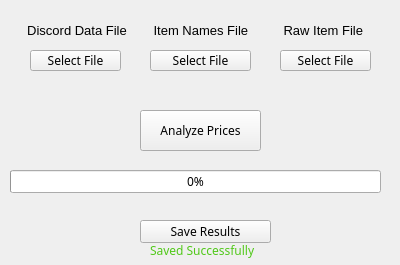
Above: UI/dialogue.ui from ryqui/GrowTrends before the change. Below: the same form after it.
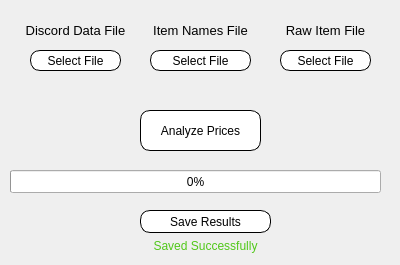
That is the form after the change.

Commit message: styling update + cleaned up text format

```diff
--- a/UI/dialogue.ui
+++ b/UI/dialogue.ui
@@ -21,7 +21,16 @@
    <string>GrowTrends</string>
   </property>
   <property name="styleSheet">
-   <string notr="true"/>
+   <string notr="true">QPushButton {
+	background-color: rgb(255,255,255);
+	border-width: 1px;
+	border-color: black;
+	border-style: solid;
+	border-radius: 10px;
+}
+QPushButton:hover {
+	background-color: rgb(200,200,200);
+}</string>
   </property>
   <widget class="QWidget" name="centralwidget">
    <property name="styleSheet">
@@ -61,36 +70,18 @@
      </font>
     </property>
     <property name="text">
-     <string>  Discord Data File</string>
+     <string>Discord Data File</string>
     </property>
-   </widget>
-   <widget class="QLabel" name="discordDataFileName">
-    <property name="geometry">
-     <rect>
-      <x>30</x>
-      <y>80</y>
-      <width>101</width>
-      <height>20</height>
-     </rect>
-    </property>
-    <property name="font">
-     <font>
-      <family>MS Shell Dlg 2</family>
-      <pointsize>10</pointsize>
-      <weight>50</weight>
-      <bold>false</bold>
-     </font>
-    </property>
-    <property name="text">
-     <string/>
+    <property name="alignment">
+     <set>Qt::AlignCenter</set>
     </property>
    </widget>
    <widget class="QLabel" name="itemNamesFileName">
     <property name="geometry">
      <rect>
-      <x>150</x>
+      <x>140</x>
       <y>80</y>
-      <width>101</width>
+      <width>121</width>
       <height>20</height>
      </rect>
     </property>
@@ -105,6 +96,9 @@
     <property name="text">
      <string/>
     </property>
+    <property name="alignment">
+     <set>Qt::AlignCenter</set>
+    </property>
    </widget>
    <widget class="QLabel" name="label_2">
     <property name="geometry">
@@ -124,7 +118,10 @@
      </font>
     </property>
     <property name="text">
-     <string> Item Names File</string>
+     <string>Item Names File</string>
+    </property>
+    <property name="alignment">
+     <set>Qt::AlignCenter</set>
     </property>
    </widget>
    <widget class="QPushButton" name="selectItemNamesFile">
@@ -145,7 +142,7 @@
      <rect>
       <x>280</x>
       <y>20</y>
-      <width>101</width>
+      <width>91</width>
       <height>21</height>
      </rect>
     </property>
@@ -158,15 +155,18 @@
      </font>
     </property>
     <property name="text">
-     <string> Raw Item File</string>
+     <string>Raw Item File</string>
+    </property>
+    <property name="alignment">
+     <set>Qt::AlignCenter</set>
     </property>
    </widget>
    <widget class="QLabel" name="rawItemNamesFileName">
     <property name="geometry">
      <rect>
-      <x>280</x>
+      <x>270</x>
       <y>80</y>
-      <width>101</width>
+      <width>111</width>
       <height>20</height>
      </rect>
     </property>
@@ -181,6 +181,9 @@
     <property name="text">
      <string/>
     </property>
+    <property name="alignment">
+     <set>Qt::AlignCenter</set>
+    </property>
    </widget>
    <widget class="QPushButton" name="selectRawItemNamesFile">
     <property name="geometry">
@@ -225,7 +228,7 @@
     <property name="geometry">
      <rect>
       <x>140</x>
-      <y>220</y>
+      <y>210</y>
       <width>131</width>
       <height>23</height>
      </rect>
@@ -238,9 +241,9 @@
     <property name="geometry">
      <rect>
       <x>150</x>
-      <y>240</y>
+      <y>230</y>
       <width>111</width>
-      <height>21</height>
+      <height>31</height>
      </rect>
     </property>
     <property name="styleSheet">
@@ -248,6 +251,33 @@
     </property>
     <property name="text">
      <string>Saved Successfully</string>
+    </property>
+    <property name="alignment">
+     <set>Qt::AlignCenter</set>
+    </property>
+   </widget>
+   <widget class="QLabel" name="discordDataFileName">
+    <property name="geometry">
+     <rect>
+      <x>20</x>
+      <y>80</y>
+      <width>111</width>
+      <height>20</height>
+     </rect>
+    </property>
+    <property name="font">
+     <font>
+      <family>MS Shell Dlg 2</family>
+      <pointsize>10</pointsize>
+      <weight>50</weight>
+      <bold>false</bold>
+     </font>
+    </property>
+    <property name="text">
+     <string/>
+    </property>
+    <property name="alignment">
+     <set>Qt::AlignCenter</set>
     </property>
    </widget>
   </widget>
```
The commit also changes 1 other file.
